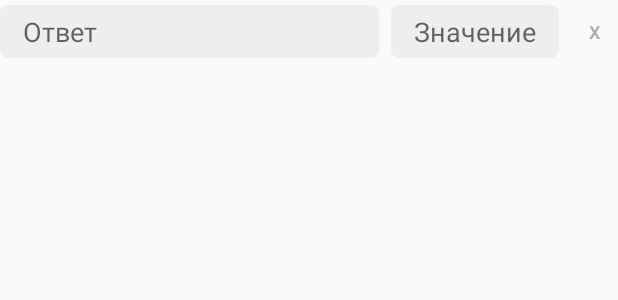
After one commit to m0ksem/Tests, an Android app: the layout create_test_answer_with_value.xml on its own in the app's theme, with its tools: preview values and no code run, on a phone screen of 412 x 824 dp. The commit adds this screen. Shown: the top 300 px of the screen. Run offline under Robolectric (Android 15) with nearby library versions, the phone set to English and light mode, and no system bars.

Commit message:
Created the values for the answers.

```diff
--- /dev/null
+++ b/app/src/main/res/layout/create_test_answer_with_value.xml
@@ -0,0 +1,62 @@
+<?xml version="1.0" encoding="utf-8"?>
+<android.support.constraint.ConstraintLayout xmlns:android="http://schemas.android.com/apk/res/android"
+    xmlns:app="http://schemas.android.com/apk/res-auto"
+    xmlns:tools="http://schemas.android.com/tools"
+    android:layout_width="match_parent"
+    android:layout_height="wrap_content"
+    android:layout_marginBottom="3dp"
+    android:layout_marginTop="3dp">
+
+    <EditText
+        android:id="@+id/answer_value"
+        android:layout_width="0dp"
+        android:layout_height="wrap_content"
+        android:layout_marginEnd="8dp"
+        android:autofillHints=""
+        android:background="@drawable/input"
+        android:hint="@string/create_test_enter_value"
+        android:inputType="text"
+        android:minWidth="24dp"
+        android:paddingLeft="15dp"
+        android:paddingTop="5dp"
+        android:paddingRight="15dp"
+        android:paddingBottom="5dp"
+        app:layout_constraintBottom_toBottomOf="parent"
+        app:layout_constraintEnd_toStartOf="@+id/delete_answer"
+        app:layout_constraintTop_toTopOf="parent" />
+
+    <EditText
+        android:id="@+id/answer_text"
+        android:layout_width="0dp"
+        android:layout_height="wrap_content"
+        android:layout_marginEnd="8dp"
+        android:autofillHints=""
+        android:background="@drawable/input"
+        android:hint="@string/create_test_enter_answer"
+        android:inputType="text"
+        android:paddingLeft="15dp"
+        android:paddingTop="5dp"
+        android:paddingRight="15dp"
+        android:paddingBottom="5dp"
+        app:layout_constraintBottom_toBottomOf="parent"
+        app:layout_constraintEnd_toStartOf="@+id/answer_value"
+        app:layout_constraintStart_toStartOf="parent"
+        app:layout_constraintTop_toTopOf="parent"
+        app:layout_constraintVertical_bias="0.0" />
+
+    <Button
+        android:id="@+id/delete_answer"
+        android:layout_width="31dp"
+        android:layout_height="31dp"
+        android:layout_marginTop="2dp"
+        android:layout_weight="1"
+        android:background="@android:color/transparent"
+        android:onClick="deleteAnswer"
+        android:text="@string/delete_button"
+        android:textAlignment="center"
+        android:textColor="@android:color/darker_gray"
+        android:textSize="12sp"
+        app:layout_constraintEnd_toEndOf="parent"
+        app:layout_constraintTop_toTopOf="parent" />
+
+</android.support.constraint.ConstraintLayout>
--- a/app/src/main/res/values/strings.xml
+++ b/app/src/main/res/values/strings.xml
@@ -61,6 +61,7 @@
     <string name="create_test_enter_tag_name">Введите название тега</string>
     <string name="create_test_enter_question_text">Введите текст вопроса</string>
     <string name="create_test_enter_answer">Ответ</string>
+    <string name="create_test_enter_value">Значение</string>
 
     <string name="create_test_type_list">Списком</string>
     <string name="create_test_type_list_info">Вопросы расположены в виде списка \nОтвечать можно в не по порядку</string>
```
Also changed, not shown: app/src/main/java/com/example/m0ksem/imprtest/Test.kt (+14 -4 lines), app/src/main/java/com/example/m0ksem/imprtest/TestCreate/SetQuestions/SetQuestions.kt (+58 -10 lines), app/src/main/java/com/example/m0ksem/imprtest/TestCreate/TestCreate.kt (+5 -3 lines), app/src/main/java/com/example/m0ksem/imprtest/TestList/TestsList.kt (+10 -10 lines), app/src/main/java/com/example/m0ksem/imprtest/TestView/TestViewActivity.kt (+4 -4 lines), 1 other file.
